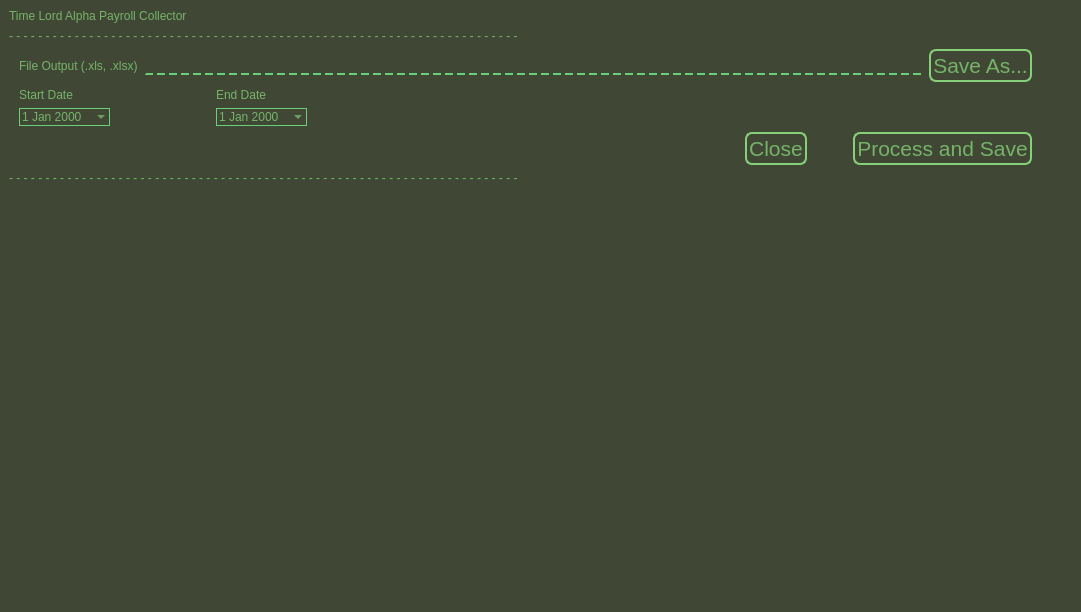
Before: the Qt Designer form Python/Utilities/time_lord/ui/time_lord_alpha_payroll_collector.ui in SleepDeprivedVFX/t_sheets_listener, drawn with Qt 5.
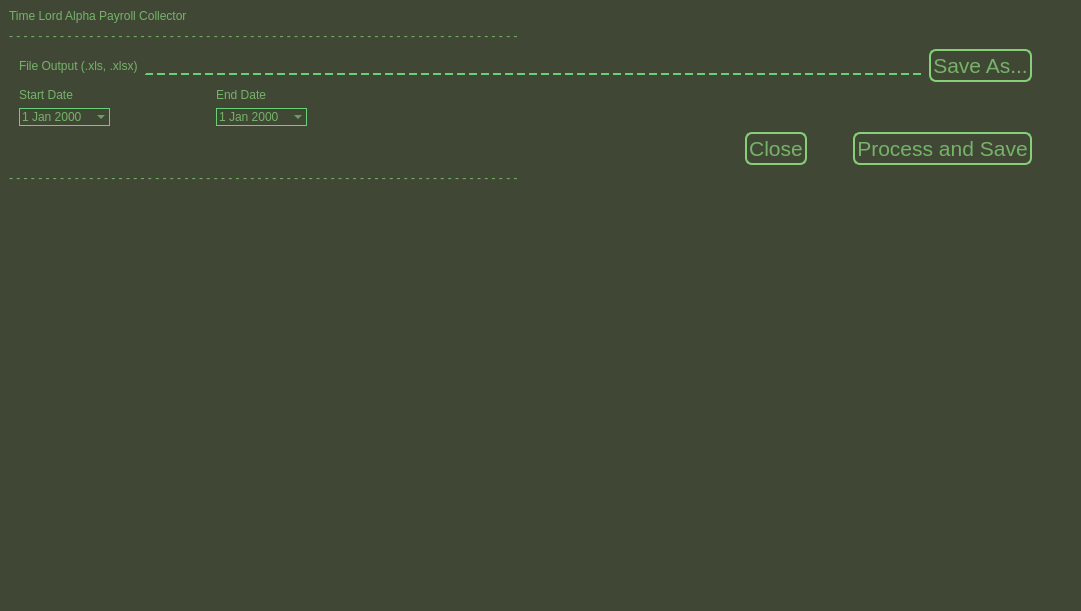
After: the same form once the commit is applied. Icons and pictures are not drawn.

Commit message: I am happy with the Alpha Payroll Collector.  It seems to be working.  Short term future changes may include removing Aaron's ID from the accounting (for their reasons; I'll ask), and finding a clever way to add people who aren't regularly in Shotgun, i.e. Tyler Winther

What changed in the file:
```diff
--- a/Python/Utilities/time_lord/ui/time_lord_alpha_payroll_collector.ui
+++ b/Python/Utilities/time_lord/ui/time_lord_alpha_payroll_collector.ui
@@ -2,6 +2,18 @@
 <ui version="4.0">
  <class>QuickPayroll</class>
  <widget class="QWidget" name="QuickPayroll">
+  <property name="minimumSize">
+   <size>
+    <width>1081</width>
+    <height>611</height>
+   </size>
+  </property>
+  <property name="maximumSize">
+   <size>
+    <width>1081</width>
+    <height>611</height>
+   </size>
+  </property>
   <property name="windowTitle">
    <string>Time Lord Alpha Payroll Collector</string>
   </property>
```
Left out of the diff: 2 changed lines with no effect on the pictures. The commit also changes 9 other files.
